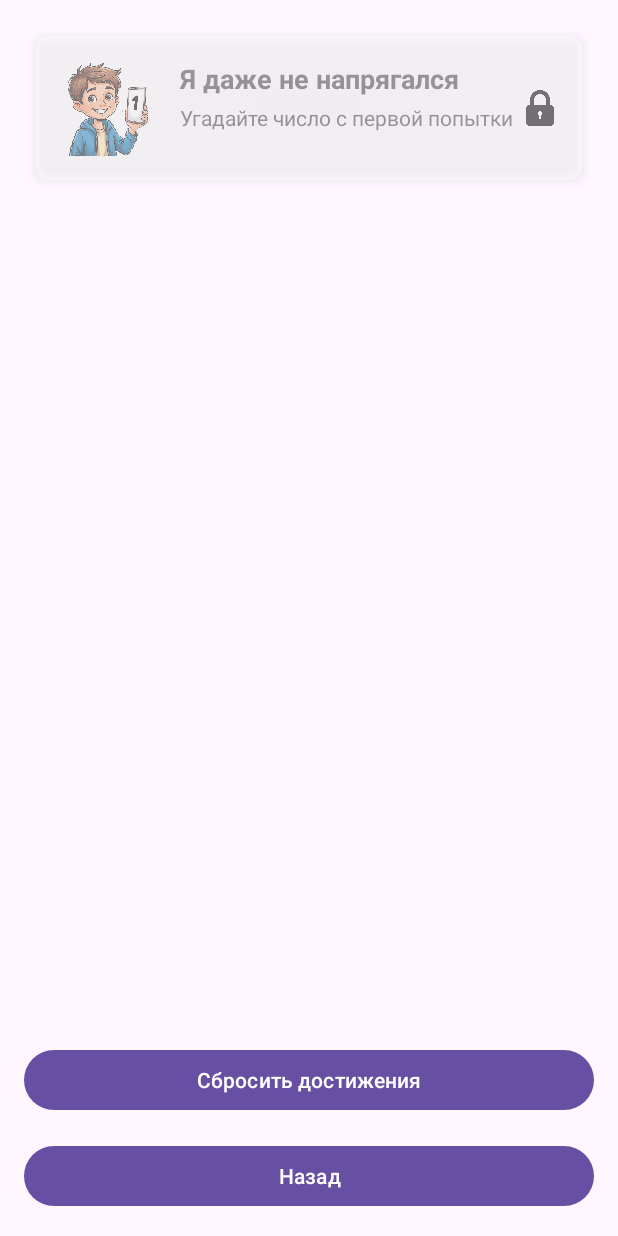
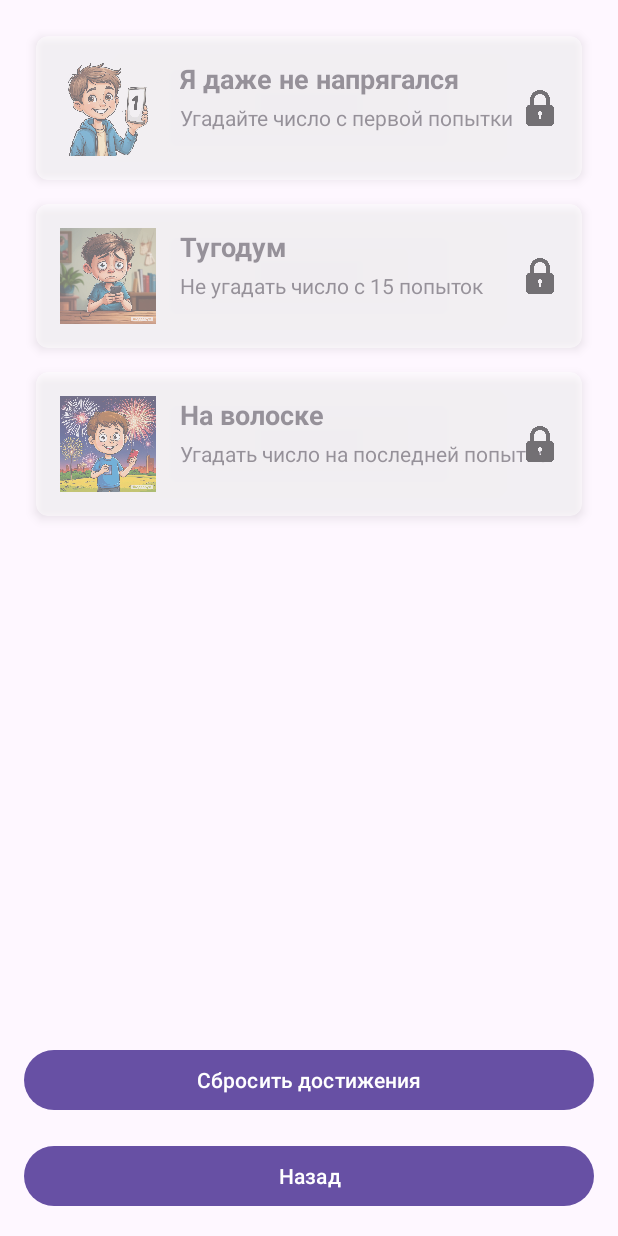
Before and after one commit to MaxKhlystov/Laba7, an Android app: the AchivementActivity screen opened directly, with no data from a screen before it, on a phone screen of 412 x 824 dp. Run offline under Robolectric (Android 15) with nearby library versions, the phone set to English and light mode, and no system bars.

```diff
--- a/app/src/main/java/com/example/laba7maks/achivement/AchivementActivity.java
+++ b/app/src/main/java/com/example/laba7maks/achivement/AchivementActivity.java
@@ -43,10 +43,26 @@ public class AchivementActivity extends BaseActivity {
                 R.drawable.ic_achievement_1, // Замените на свою иконку
                 "Я даже не напрягался",
                 "Угадайте число с первой попытки",
-                preferencesManager.isFirstTryAchievementUnlocked()
+                preferencesManager.isFirstAchievementUnlocked()
         );
 
-        // Добавьте другие ачивки аналогично
+        // Ачивка 2: Не угадать с 15 попыток
+        addAchievementCard(
+                achievementsContainer,
+                R.drawable.ic_achievement_2, // Замените на свою иконку
+                "Тугодум",
+                "Не угадать число с 15 попыток",
+                preferencesManager.isSecondAchievementUnlocked()
+        );
+
+        // Ачивка 3: Угадать с последней попытки
+        addAchievementCard(
+                achievementsContainer,
+                R.drawable.ic_achievement_3, // Замените на свою иконку
+                "На волоске",
+                "Угадать число на последней попытке",
+                preferencesManager.isThirdAchievementUnlocked()
+        );
     }
 
     private void addAchievementCard(LinearLayout container, int iconRes,
--- a/app/src/main/java/com/example/laba7maks/sharedPreferenced/PreferencesManager.java
+++ b/app/src/main/java/com/example/laba7maks/sharedPreferenced/PreferencesManager.java
@@ -7,7 +7,8 @@ public class PreferencesManager {
     private static final String PREFS_NAME = "game_prefs";
     private static final String KEY_UNLOCKED_LEVEL = "unlocked_level";
     private static final String KEY_ACHIEVEMENT_1 = "achievement_first_try";
-    // Добавьте другие ключи для ачивок
+    private static final String KEY_ACHIEVEMENT_2 = "achievement_15_lose";
+    private static final String KEY_ACHIEVEMENT_3 = "achievement_15_win";
 
     private final SharedPreferences sharedPreferences;
     public PreferencesManager(Context context) {
@@ -24,20 +25,38 @@ public class PreferencesManager {
         sharedPreferences.edit().putInt(KEY_UNLOCKED_LEVEL, 1).apply();
     }
 
-    // Методы для ачивок
     public void unlockAchievement(String achievementKey) {
         sharedPreferences.edit().putBoolean(achievementKey, true).apply();
     }
     public boolean isAchievementUnlocked(String achievementKey) {
         return sharedPreferences.getBoolean(achievementKey, false);
     }
-    public void unlockFirstTryAchievement() {
+    //Первая ачивка
+    public void unlockFirstAchievement() {
         unlockAchievement(KEY_ACHIEVEMENT_1);
     }
-    public boolean isFirstTryAchievementUnlocked() {
+    public boolean isFirstAchievementUnlocked() {
         return isAchievementUnlocked(KEY_ACHIEVEMENT_1);
     }
+    //Вторая ачивка
+    public void unlockSecondAchievement() {
+        unlockAchievement(KEY_ACHIEVEMENT_2);
+    }
+    public boolean isSecondAchievementUnlocked() {
+        return isAchievementUnlocked(KEY_ACHIEVEMENT_2);
+    }
+    //Третья ачивка
+    public void unlockThirdAchievement() {
+        unlockAchievement(KEY_ACHIEVEMENT_3);
+    }
+    public boolean isThirdAchievementUnlocked() {
+        return isAchievementUnlocked(KEY_ACHIEVEMENT_3);
+    }
+
+    //Сбросить ачивки
     public void resetAchivement(){
         sharedPreferences.edit().putBoolean(KEY_ACHIEVEMENT_1, false).apply();
+        sharedPreferences.edit().putBoolean(KEY_ACHIEVEMENT_2, false).apply();
+        sharedPreferences.edit().putBoolean(KEY_ACHIEVEMENT_3, false).apply();
     }
 }
```
Also changed, not shown: app/src/main/java/com/example/laba7maks/ClassicModeActivity.java (+34 -1 lines), app/src/main/res/drawable/ic_achievement_2.png (added), app/src/main/res/drawable/ic_achievement_3.png (added).
